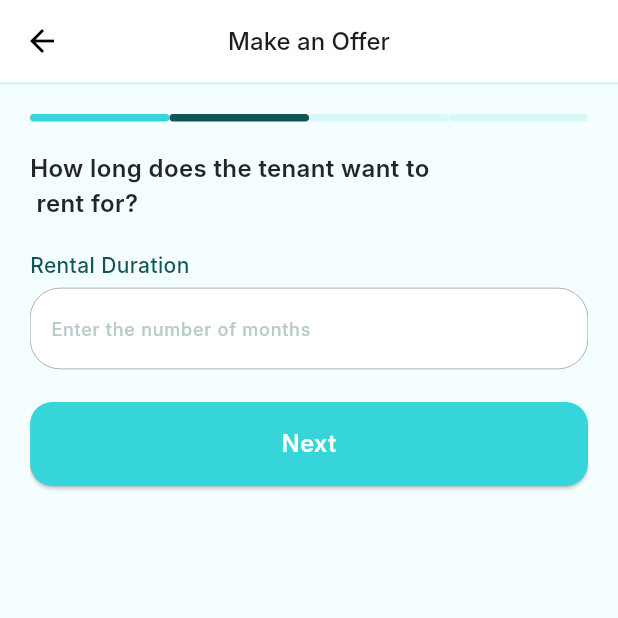
After one commit to Olivi-tech/rentfix, a Flutter app: the OfferScreen screen opened directly, swiped to page 2, on a phone screen of 412 x 824 dp, the top half of it. The commit adds this screen. Run offline on Flutter 3.47's test engine with Material 3 defaults, Android fonts, the phone set to English and light mode, and no system bars; our stand-ins replace device_preview, flutter_svg, pinput, syncfusion_flutter_datepicker; Roboto replaces fonts that are missing (Inter).

Commit message:
updatedr all screens

```diff
--- a/lib/screens/get_started_screen.dart
+++ b/lib/screens/get_started_screen.dart
@@ -12,6 +12,7 @@ class GetStartedScreen extends StatelessWidget {
         backgroundColor: AppColors.turquoiseBlue,
         body: SingleChildScrollView(
           child: Column(
+            crossAxisAlignment: CrossAxisAlignment.start,
             mainAxisAlignment: MainAxisAlignment.spaceEvenly,
             children: [
               Padding(
--- /dev/null
+++ b/lib/screens/offer_screen.dart
@@ -0,0 +1,294 @@
+import 'package:flutter/material.dart';
+import 'package:rent_fix/constants/constants.dart';
+import 'package:rent_fix/widgets/widgets.dart';
+import 'package:syncfusion_flutter_datepicker/datepicker.dart';
+
+class OfferScreen extends StatefulWidget {
+  const OfferScreen({super.key});
+
+  @override
+  State<OfferScreen> createState() => _OfferScreenState();
+}
+
+class _OfferScreenState extends State<OfferScreen> {
+  ValueNotifier<int> pageNotifier = ValueNotifier(0);
+
+  @override
+  Widget build(BuildContext context) {
+    return Scaffold(
+      appBar: const CustomAppBar(title: 'Make an Offer'),
+      body: Padding(
+        padding: const EdgeInsets.symmetric(horizontal: 20),
+        child: Column(
+          children: [
+            const CustomSize(
+              height: 20,
+            ),
+            Flexible(
+              flex: 1,
+              child: Row(
+                children: [
+                  Expanded(child: _buildTab(index: 0)),
+                  Expanded(child: _buildTab(index: 1)),
+                  Expanded(child: _buildTab(index: 2)),
+                  Expanded(child: _buildTab(index: 3))
+                ],
+              ),
+            ),
+            const CustomSize(
+              height: 10,
+            ),
+            Flexible(
+              flex: 9,
+              child: PageView(
+                onPageChanged: (index) {
+                  pageNotifier.value = index;
+                },
+                children: [
+                  _firstScreen(),
+                  _secondOffer(),
+                  _thirdOffer(),
+                  _fourthScreen(),
+                ],
+              ),
+            ),
+          ],
+        ),
+      ),
+    );
+  }
+
+  Widget _buildTab({required int index}) {
+    return ValueListenableBuilder(
+      valueListenable: pageNotifier,
+      builder: (context, pageIndex, child) => Container(
+          height: 5,
+          decoration: BoxDecoration(
+            color: pageIndex > index
+                ? AppColors.turquoise
+                : pageIndex == index
+                    ? AppColors.darkGreen
+                    : AppColors.paleAqua,
+            // Set the foreground color to black
+            borderRadius: BorderRadius.circular(50),
+          )),
+    );
+  }
+
+  Widget _firstScreen() {
+    return Column(
+      children: [
+        const CustomSize(
+          height: 10,
+        ),
+        const CustomText(
+          label: 'When does the tenant want to move in?',
+          color: AppColors.black,
+          size: FontSize.xMedium,
+          weight: FontWeight.w600,
+        ),
+        const CustomSize(
+          height: 20,
+        ),
+        Container(
+            decoration: BoxDecoration(
+                borderRadius: BorderRadius.circular(20),
+                border: Border.all(color: AppColors.turquoise)),
+            height: 250,
+            child: SfDateRangePicker(
+              showNavigationArrow: true,
+              monthViewSettings: const DateRangePickerMonthViewSettings(),
+              selectionColor: AppColors.turquoise,
+            )),
+        const CustomSize(
+          height: 20,
+        ),
+        CustomButton(
+          borderColor: Colors.transparent,
+          btnColor: AppColors.turquoise,
+          text: 'Next',
+          textColor: Colors.white,
+          onPressed: () {},
+        )
+      ],
+    );
+  }
+
+  Widget _secondOffer() {
+    return Column(
+      crossAxisAlignment: CrossAxisAlignment.start,
+      children: [
+        const CustomSize(
+          height: 10,
+        ),
+        const CustomText(
+          label: 'How long does the tenant want to\n rent for?',
+          color: AppColors.black,
+          size: FontSize.xMedium,
+          weight: FontWeight.w600,
+        ),
+        const CustomSize(
+          height: 20,
+        ),
+        const CustomText(
+          label: 'Rental Duration',
+          color: AppColors.darkGreen,
+          size: FontSize.xxMedium,
+          weight: FontWeight.w500,
+        ),
+        const CustomSize(
+          height: 5,
+        ),
+        const CustomTextField(
+            isBorder: true,
+            hintText: 'Enter the number of months',
+            fillColor: Colors.white),
+        const CustomSize(
+          height: 20,
+        ),
+        CustomButton(
+          borderColor: Colors.transparent,
+          btnColor: AppColors.turquoise,
+          textColor: Colors.white,
+          text: 'Next',
+          onPressed: () {},
+        )
+      ],
+    );
+  }
+
+  Widget _thirdOffer() {
+    return Column(
+      crossAxisAlignment: CrossAxisAlignment.start,
+      children: [
+        const CustomSize(
+          height: 10,
+        ),
+        const CustomText(
+          label: 'How much does the tenant wish to\n pay per month?',
+          color: AppColors.black,
+          size: FontSize.xMedium,
+          weight: FontWeight.w600,
+        ),
+        const CustomSize(
+          height: 20,
+        ),
+        const CustomText(
+          label: 'Monthly Rent',
+          color: AppColors.darkGreen,
+          size: FontSize.xxMedium,
+          weight: FontWeight.w500,
+        ),
+        const CustomSize(
+          height: 5,
+        ),
+        const CustomTextField(
+            isBorder: true,
+            hintText: 'Enter Amount in S\$',
+            fillColor: Colors.white),
+        const CustomSize(
+          height: 20,
+        ),
+        CustomButton(
+          borderColor: Colors.transparent,
+          btnColor: AppColors.turquoise,
+          textColor: Colors.white,
+          text: 'Next',
+          onPressed: () {},
+        )
+      ],
+    );
+  }
+
+  Widget _fourthScreen() {
+    return Column(crossAxisAlignment: CrossAxisAlignment.start, children: [
+      const CustomSize(
+        height: 10,
+      ),
+      const CustomText(
+        label: 'Summary',
+        color: Colors.black,
+        size: 24,
+        weight: FontWeight.w600,
+      ),
+      const CustomSize(
+        height: 10,
+      ),
+      _summaryContainer(
+          'When does the tenant want to move in?\n', 'November 28, 2023'),
+      const CustomSize(
+        height: 10,
+      ),
+      _summaryContainer(
+          'How long does the tenant want to rent for?\n', '12 Months'),
+      const CustomSize(
+        height: 10,
+      ),
+      _summaryContainer(
+          'How much does the tenant wish to pay per month?\n', '2000.00'),
+      const CustomSize(
+        height: 20,
+      ),
+      CustomButton(
+        borderColor: Colors.transparent,
+        btnColor: AppColors.turquoise,
+        text: 'Submit',
+        textColor: AppColors.white,
+        onPressed: () {},
+      )
+    ]);
+  }
+
+  Widget _summaryContainer(String firstTitle, String secondTitle) {
+    return ShapeContainer(
+      height: 82,
+      decoration: ShapeDecoration(
+        color: AppColors.paleAqua,
+        shape: RoundedRectangleBorder(
+          borderRadius: BorderRadius.circular(20),
+        ),
+      ),
+      child: Center(
+        child: Padding(
+          padding: const EdgeInsets.symmetric(horizontal: 10),
+          child: Row(
+            crossAxisAlignment: CrossAxisAlignment.start,
+            children: [
+              Expanded(
+                child: Text.rich(
+                  TextSpan(
+                    children: [
+                      TextSpan(
+                          text: firstTitle,
+                          style: const TextStyle(
+                              color: AppColors.darkGreen, fontSize: 14)),
+                      TextSpan(
+                        text: secondTitle,
+                        style: const TextStyle(
+                          color: AppColors.darkGreen,
+                          fontSize: 14,
+                          fontWeight: FontWeight.w300,
+                        ),
+                      ),
+                    ],
+                  ),
+                ),
+              ),
+              ShapeContainer(
+                width: 32,
+                height: 32,
+                decoration: ShapeDecoration(
+                  color: Colors.white,
+                  shape: RoundedRectangleBorder(
+                    borderRadius: BorderRadius.circular(10),
+                  ),
+                ),
+                child: Image.asset(AppImages.pen),
+              )
+            ],
+          ),
+        ),
+      ),
+    );
+  }
+}
--- a/lib/screens/screens.dart
+++ b/lib/screens/screens.dart
@@ -7,5 +7,4 @@ export 'profile_screen.dart';
 export 'discover_screen.dart';
 export 'home_screen.dart';
 export 'settings_screen.dart';
-export 'make _offer_first.dart';
-export 'fourth_offer_screen.dart';
+export 'offer_screen.dart';
--- a/lib/widgets/custom_button.dart
+++ b/lib/widgets/custom_button.dart
@@ -25,7 +25,7 @@ class CustomButton extends StatelessWidget {
     required this.onPressed,
     this.btnColor = Colors.white,
     this.child,
-    this.width = 1000,
+    this.width = 10000,
     this.radius = 15,
     this.height = 56,
   });
--- a/pubspec.yaml
+++ b/pubspec.yaml
@@ -39,6 +39,7 @@ dependencies:
   pinput: ^3.0.1
   flutter_svg: ^2.0.9
   syncfusion_flutter_datepicker: ^23.2.6
+  device_preview: ^1.1.0
 
 dev_dependencies:
   flutter_test:
```
Also changed, not shown: lib/main.dart (+9 -2 lines), lib/screens/fourth_offer_screen.dart (deleted, +0 -102 lines), lib/screens/listing_detail.dart (+8 -4 lines), lib/screens/make _offer_first.dart (deleted, +0 -192 lines), pubspec.lock.
